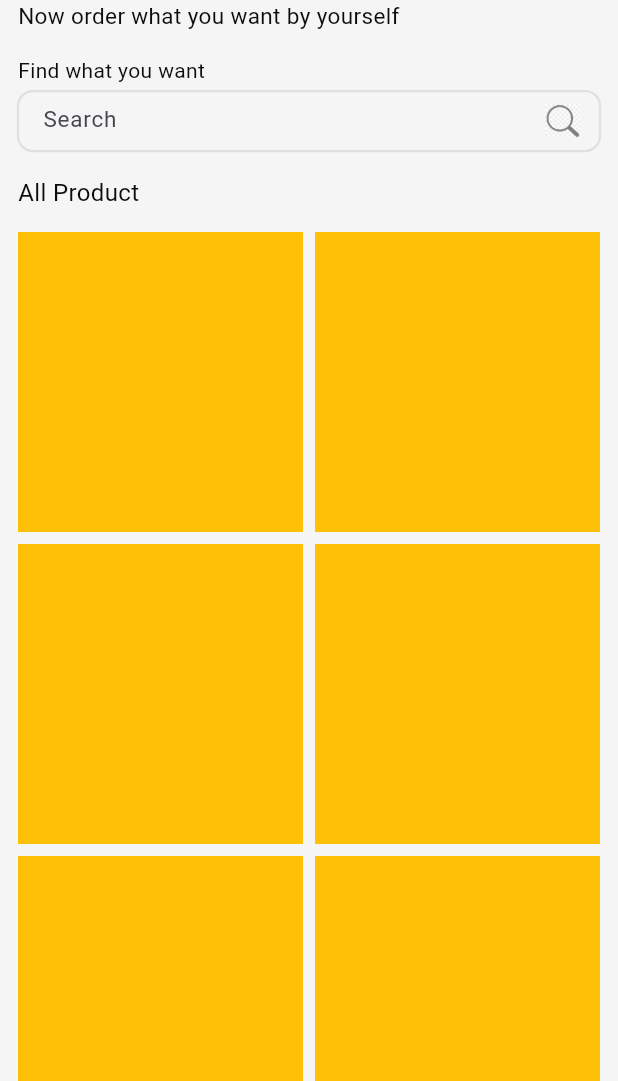
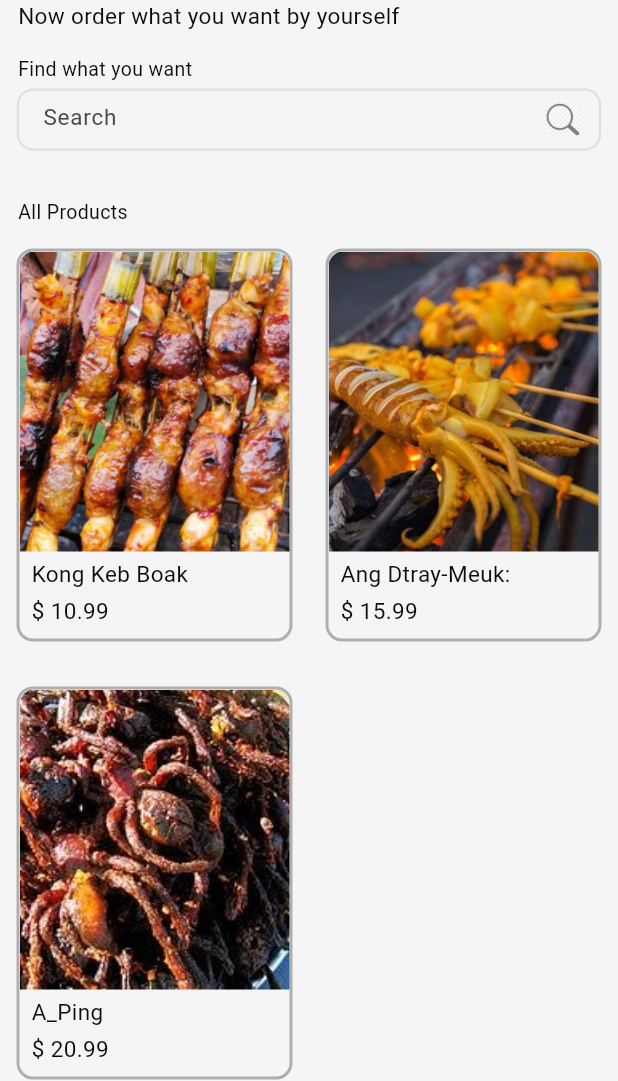
Before and after one commit to The-Ordering/Pov-Repo, a Flutter app: the screen it shows after launch, on a phone screen of 412 x 824 dp, the part 155-1236 px from its top. Run offline on Flutter 3.47's test engine with Material 3 defaults, Android fonts, the phone set to English and light mode, and no system bars; our stand-ins replace gap; Roboto replaces fonts that are missing (black, light, regular).

```diff
--- a/lib/cotroller/product_controller.dart
+++ b/lib/cotroller/product_controller.dart
@@ -2,8 +2,27 @@ import 'package:ordering/model/product_model.dart';
 
 class ProductController {
   final List<ProductModel>products = <ProductModel>[
-    ProductModel(id: 1, name: 'Product 1', price: 10.99, description: "Lorem ipsum dolor sit amet consectetur adipisicing elit. Nesciunt corrupti consequuntur ipsum nam ducimus, est, veritatis, velit ad minima facilis perferendis soluta impedit officia sint vero deleniti. Maiores, iste cupiditate. Optio nulla, enim reiciendis obcaecati deserunt beatae vel error, sunt sit dicta modi. Quasi eaque labore provident dicta veniam sit? Iste alias ullam magni id accusamus corrupti debitis sint. Blanditiis! Quae atque laboriosam enim eaque nostrum eos sapiente id deserunt reprehenderit ipsum placeat aliquam ea cum quasi modi quibusdam facilis nulla cumque adipisci, dolore laborum culpa! Necessitatibus accusamus odit voluptas!", image: "https://img.freepik.com/free-photo/thai-papaya-salad-white-plate-with-chili-lime-garlic_1150-20246.jpg?t=st=1733118675~exp=1733122275~hmac=cc502654760e9972dca9fff358c6d5a7f9ff682e2aee34efec145c1adebe4239&w=1060"),
-    ProductModel(id: 2, name: 'Product 2', price: 15.99, description: "Lorem ipsum dolor sit amet consectetur adipisicing elit. Nesciunt corrupti consequuntur ipsum nam ducimus, est, veritatis, velit ad minima facilis perferendis soluta impedit officia sint vero deleniti. Maiores, iste cupiditate. Optio nulla, enim reiciendis obcaecati deserunt beatae vel error, sunt sit dicta modi. Quasi eaque labore provident dicta veniam sit? Iste alias ullam magni id accusamus corrupti debitis sint. Blanditiis! Quae atque laboriosam enim eaque nostrum eos sapiente id deserunt reprehenderit ipsum placeat aliquam ea cum quasi modi quibusdam facilis nulla cumque adipisci, dolore laborum culpa! Necessitatibus accusamus odit voluptas!", image: "https://img.freepik.com/free-photo/sauteed-mushrooms-with-pumpkin-sweet-pepper_2829-10315.jpg?t=st=1733118615~exp=1733122215~hmac=b6914fbcc67e53bf09f2284a31bac4a20e0c31a4b88acf66b67e660b18aca999&w=1060"),
-    ProductModel(id: 3, name: 'Product 3', price: 20.99, description: "Lorem ipsum dolor sit amet consectetur adipisicing elit. Nesciunt corrupti consequuntur ipsum nam ducimus, est, veritatis, velit ad minima facilis perferendis soluta impedit officia sint vero deleniti. Maiores, iste cupiditate. Optio nulla, enim reiciendis obcaecati deserunt beatae vel error, sunt sit dicta modi. Quasi eaque labore provident dicta veniam sit? Iste alias ullam magni id accusamus corrupti debitis sint. Blanditiis! Quae atque laboriosam enim eaque nostrum eos sapiente id deserunt reprehenderit ipsum placeat aliquam ea cum quasi modi quibusdam facilis nulla cumque adipisci, dolore laborum culpa! Necessitatibus accusamus odit voluptas!", image: "https://img.freepik.com/free-photo/pad-thai-white-plate-with-lemon-eggs-seasoning-wooden-table_1150-21191.jpg?t=st=1733118596~exp=1733122196~hmac=018442a11ea8dee7f09a463d7532beaef6ba52cbce485e8424b7d1dc555ade55&w=1060"),
+    ProductModel(
+    id: 1,
+    name: 'Kong Keb Boak',
+    price: 10.99,
+    description: """The first amazing Cambodian street food that deserves to be on our list is Kang Kep Baob, or stuffed frog. As its name means, the frog is filled with a blend of ingredients.
+            The mixture of stuff includes chopped frog meat with pork, coconut, peanuts, saffron, and citronella. These are stuffed inside the frog skin, making it fat and funny.
+            The food needs to be dried under the sun for 15 minutes and then grilled or fried. The hot stuffed frog is served with a delicious smell and tender texture.""",
+    image: "assets/images/kong_keb_boak.jpg"),
+    ProductModel(
+    id: 2,
+    name: 'Ang Dtray-Meuk: ',
+    price: 15.99,
+    description: "For seafood lovers, Ang Dtray-Meuk offers a tantalizing combination of fresh squid grilled to perfection and served with a spicy dipping sauce made from lime juice, garlic, chili, and fish sauce. The smoky flavor of the grilled squid pairs perfectly with the tangy and savory sauce, creating a mouthwatering culinary experience.",
+    image: "assets/images/meuk_ang.jpg"),
+    ProductModel(
+    id: 3,
+    name: 'A_Ping',
+    price: 20.99,
+    description: """You'll be surprised to see the local fried insects on the streets, yet it's part of their street food. A-Ping, the deep-fried spider, is a typical example. Other versions of this dish are silkworms, cockroaches, crickets, grasshoppers, beetles, etc.
+            These insects became edible due to the terrible famine that Cambodians experienced in the 1970s. They were so starving that insects were their only source of food.
+            Even though it's an uncommon dish, it received more positive feedback than you may have thought. The crispy exterior contrasts with the soft center said to be "rather like a cross between chicken and cod", offering an unforgettable experience""",
+    image: "assets/images/a_ping.jpg"),
   ];
 }
--- a/lib/home_screen.dart
+++ b/lib/home_screen.dart
@@ -1,6 +1,10 @@
 import 'package:flutter/material.dart';
+import 'package:gap/gap.dart';
+import 'package:ordering/cotroller/product_controller.dart';
+import 'package:ordering/view/detailscreen.dart';
 import 'package:ordering/view/widget/input.dart';
 import 'package:ordering/view/widget/label.dart';
+import 'package:ordering/view/widget/product_card.dart';
 
 class HomeScreen extends StatefulWidget {
   const HomeScreen({super.key});
@@ -13,6 +17,9 @@ class _HomeScreenState extends State<HomeScreen> {
   final textCtrl = TextEditingController();
   void Function()? onTap;
   void Function(String)? onSubmitted;
+
+  final controller = ProductController();
+
   @override
   Widget build(BuildContext context) {
     return Scaffold(
@@ -27,45 +34,50 @@ class _HomeScreenState extends State<HomeScreen> {
           child: Column(
             crossAxisAlignment: CrossAxisAlignment.start,
             children: [
-              const SizedBox(height: 24),
+              const Gap(24),
               const Label(
                 text: 'Welcome to the Ordering!',
-                fontFamily: Onest.black,
+                fontFamily: Onest.semibold,
                 fontSize: 16,
               ),
               const Label(
                 text: 'Now order what you want by yourself',
               ),
-              const SizedBox(height: 16),
+              const Gap(16),
               const Label(
                 text: 'Find what you want',
                 fontFamily: Onest.leght,
-                fontSize: 14,
+                fontSize: 13,
               ),
-              const SizedBox(height: 4),
+              const Gap(4),
               InputText(controller: textCtrl),
-              const SizedBox(height: 16),
+              const Gap(32),
               const Label(
-                text: 'All Product',
+                text: 'All Products',
                 fontFamily: Onest.leght,
-                fontSize: 16,
+                fontSize: 13,
               ),
-              const SizedBox(height: 15),
+              const Gap(16),
               GridView.builder(
-                itemCount: 20,
+                itemCount: controller.products.length,
                 shrinkWrap: true,
                 physics: const NeverScrollableScrollPhysics(),
                 gridDelegate: const SliverGridDelegateWithFixedCrossAxisCount(
                   crossAxisCount: 2,
-                  crossAxisSpacing: 8,
-                  mainAxisExtent: 200,
-                  mainAxisSpacing: 8,
+                  mainAxisExtent: 260,
+                  mainAxisSpacing: 32,
+                  crossAxisSpacing: 24,
                 ),
-                itemBuilder: (context, index) {
-                  return Container(
-                    color: Colors.amber,
-                  );
-                },
+                itemBuilder: (context, index) => ProductCard(
+                  onTap: () => Navigator.push(
+                    context,
+                    MaterialPageRoute(
+                      builder: (context) =>
+                        Detailscreen(product: controller.products[index]),
+                    ),
+                  ),
+                  product: controller.products[index],
+                ),
               ),
             ],
           ),
--- /dev/null
+++ b/lib/view/detailscreen.dart
@@ -0,0 +1,57 @@
+import 'package:flutter/material.dart';
+import 'package:gap/gap.dart';
+import 'package:ordering/model/product_model.dart';
+import 'package:ordering/view/widget/label.dart';
+
+class Detailscreen extends StatelessWidget {
+  const Detailscreen({super.key, required this.product});
+  final ProductModel product;
+
+  @override
+  Widget build(BuildContext context) {
+    return Scaffold(
+      appBar: AppBar(
+        leading: IconButton(
+          onPressed: () => Navigator.pop(context),
+          icon: Icon(
+            Icons.adaptive.arrow_back,
+            color: AppColor.light,
+          ),
+        ),
+        title: Text(product.name),
+      ),
+      body: SafeArea(
+        child: SingleChildScrollView(
+        child: Column(
+          crossAxisAlignment: CrossAxisAlignment.start,
+          children: [
+            Image.asset(
+              width: double.infinity,
+              height: 300,
+              fit: BoxFit.cover,
+              product.image,
+            ),
+            const Gap(16),
+            Padding(
+              padding: const EdgeInsets.all(8.0),
+              child: Column(
+                crossAxisAlignment: CrossAxisAlignment.start,
+                children: [
+                  Label(
+                    text: "\$ ${product.price}",
+                    fontSize: 20,
+                    fontFamily: Onest.semibold,
+                  ),
+                  const Gap(8),
+                  Label(
+                    text: product.description,
+                  ),
+                ],
+              ),
+            ),
+          ],
+        ),
+      )),
+    );
+  }
+}
--- a/lib/view/widget/label.dart
+++ b/lib/view/widget/label.dart
@@ -22,17 +22,25 @@ class Label extends StatelessWidget{
     this.fontFamily = Onest.regular,
     this.fontSize = 15,
     this.color = AppColor.dark,
+    this.maxLines,
+    this.overflow,
+    this.softwrap,
   });
 
   final String text;
   final String? fontFamily;
+  final TextOverflow? overflow;
   final double? fontSize;
   final Color? color;
-
+  final int? maxLines;
+  final bool? softwrap;
   @override
   Widget build(BuildContext context) {
     return Text(
       text,
+      overflow: overflow,
+      maxLines: maxLines,
+      softWrap: softwrap,
       style: lablStyle(
         fontFamily: fontFamily,
         fontSize:fontSize,
--- /dev/null
+++ b/lib/view/widget/product_card.dart
@@ -0,0 +1,67 @@
+import 'package:flutter/material.dart';
+import 'package:gap/gap.dart';
+import 'package:ordering/model/product_model.dart';
+import 'package:ordering/view/widget/label.dart';
+
+class ProductCard extends StatelessWidget {
+  const ProductCard({super.key, required this.product, this.onTap});
+
+  final ProductModel product;
+  final void Function()? onTap;
+  @override
+  Widget build(BuildContext context) {
+    return GestureDetector(
+      onTap: onTap,
+      child: Container(
+        width: double.infinity,
+        decoration: BoxDecoration(
+            borderRadius: BorderRadius.circular(10),
+            border: Border.all(
+              color: const Color.fromARGB(146, 125, 123, 123),
+              width: 2,
+              style: BorderStyle.solid,
+              strokeAlign: BorderSide.strokeAlignCenter,
+            )),
+        child: Column(
+          crossAxisAlignment: CrossAxisAlignment.start,
+          children: [
+            ClipRRect(
+              borderRadius: const BorderRadius.only(
+                topLeft: Radius.circular(10),
+                topRight: Radius.circular(10),
+              ),
+              child: Image.asset(
+                width: double.infinity,
+                height: 200,
+                fit: BoxFit.cover,
+                product.image,
+              ),
+            ),
+            Padding(
+              padding: const EdgeInsets.symmetric(
+                vertical: 4,
+                horizontal: 8,
+              ),
+              child: Column(
+                crossAxisAlignment: CrossAxisAlignment.start,
+                children: [
+                  Label(
+                    text: product.name,
+                    fontFamily: Onest.semibold,
+                    overflow: TextOverflow.ellipsis,
+                    maxLines: 1,
+                    fontSize: 15,
+                  ),
+                  const Gap(4),
+                  Label(
+                    text: "\$ ${product.price}",
+                  ),
+                ],
+              ),
+            ),
+          ],
+        ),
+      ),
+    );
+  }
+}
--- a/pubspec.yaml
+++ b/pubspec.yaml
@@ -32,9 +32,13 @@ dependencies:
     sdk: flutter
 
 
+
   # The following adds the Cupertino Icons font to your application.
   # Use with the CupertinoIcons class for iOS style icons.
   cupertino_icons: ^1.0.8
+  gap: ^3.0.1
+
+
 
 dev_dependencies:
   flutter_test:
```
Also changed, not shown: assets/images/a_ping.jpg (added), assets/images/kong_keb_boak.jpg (added), assets/images/meuk_ang.jpg (added), pubspec.lock.
